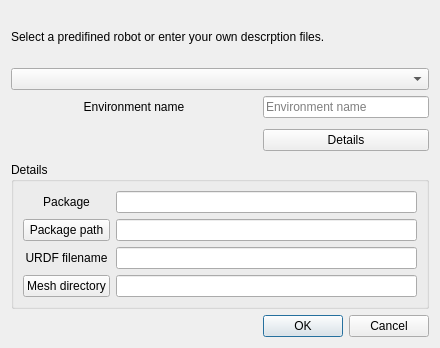
Old version of the form include/hpp/gui/ui/dialogloadenvironment.ui in the repository humanoid-path-planner/hpp-gui.
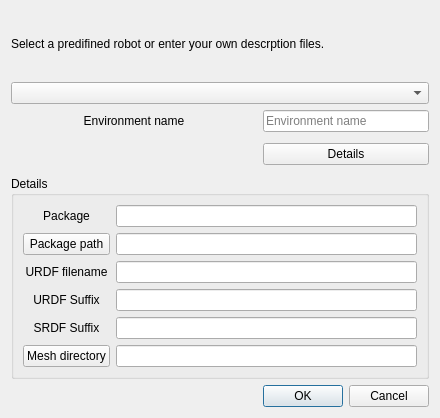
New version of the form.

```diff
--- a/include/hpp/gui/ui/dialogloadenvironment.ui
+++ b/include/hpp/gui/ui/dialogloadenvironment.ui
@@ -7,7 +7,7 @@
     <x>0</x>
     <y>0</y>
     <width>440</width>
-    <height>348</height>
+    <height>418</height>
    </rect>
   </property>
   <property name="windowTitle">
@@ -89,15 +89,28 @@
       <string>Details</string>
      </property>
      <layout class="QGridLayout" name="gridLayout_2">
-      <item row="4" column="1">
-       <widget class="QLineEdit" name="urdfFilename"/>
+      <item row="5" column="0">
+       <widget class="QLabel" name="label_3">
+        <property name="text">
+         <string>URDF Suffix</string>
+        </property>
+        <property name="alignment">
+         <set>Qt::AlignCenter</set>
+        </property>
+       </widget>
       </item>
-      <item row="1" column="1">
-       <widget class="QLineEdit" name="packageName"/>
+      <item row="5" column="1">
+       <widget class="QLineEdit" name="urdfSuffix"/>
       </item>
       <item row="3" column="1">
        <widget class="QLineEdit" name="packagePath"/>
       </item>
+      <item row="1" column="1">
+       <widget class="QLineEdit" name="packageName"/>
+      </item>
+      <item row="4" column="1">
+       <widget class="QLineEdit" name="urdfFilename"/>
+      </item>
       <item row="1" column="0">
        <widget class="QLabel" name="label_4">
         <property name="text">
@@ -118,8 +131,12 @@
         </property>
        </widget>
       </item>
-      <item row="6" column="1">
-       <widget class="QLineEdit" name="meshDirectory"/>
+      <item row="7" column="0">
+       <widget class="QPushButton" name="pushButton_mesh">
+        <property name="text">
+         <string>Mesh directory</string>
+        </property>
+       </widget>
       </item>
       <item row="3" column="0">
        <widget class="QPushButton" name="pushButton_package">
@@ -128,13 +145,22 @@
         </property>
        </widget>
       </item>
+      <item row="7" column="1">
+       <widget class="QLineEdit" name="meshDirectory"/>
+      </item>
       <item row="6" column="0">
-       <widget class="QPushButton" name="pushButton_mesh">
+       <widget class="QLabel" name="label_6">
         <property name="text">
-         <string>Mesh directory</string>
+         <string>SRDF Suffix</string>
+        </property>
+        <property name="alignment">
+         <set>Qt::AlignCenter</set>
         </property>
        </widget>
       </item>
+      <item row="6" column="1">
+       <widget class="QLineEdit" name="srdfSuffix"/>
+      </item>
      </layout>
     </widget>
    </item>
```
Left out of the diff: 20 changed lines with no effect on the pictures.
